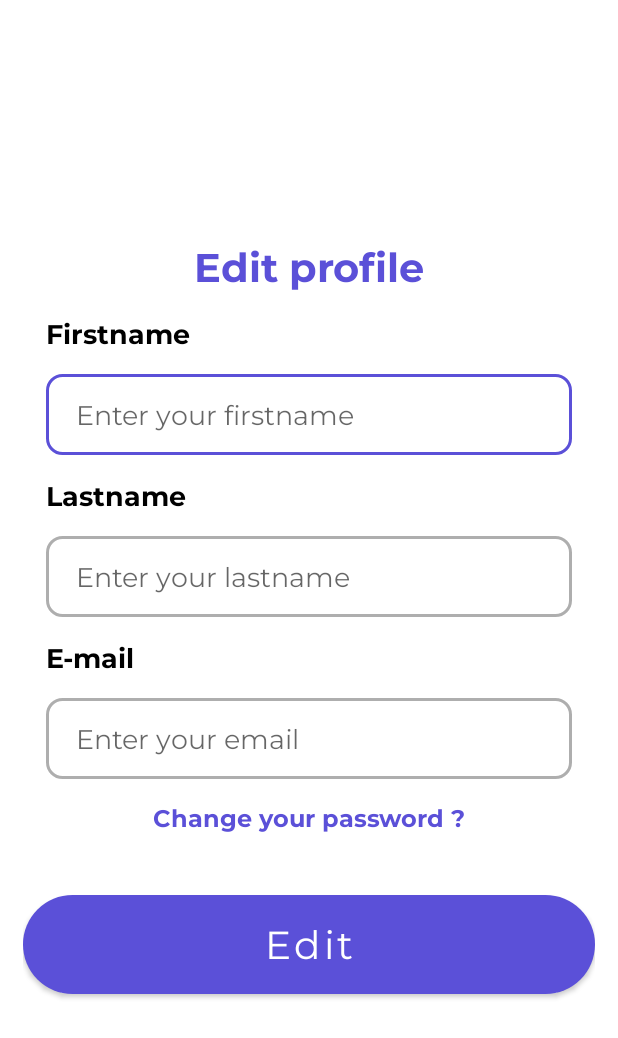
After one commit to bairemkh/najahni-android, an Android app: the EditProfileActivity screen opened directly, with no data from a screen before it, on a phone screen of 412 x 824 dp. The commit adds this screen. Shown: the top 1038 px of the screen. Run offline under Robolectric (Android 15) with nearby library versions, the phone set to English and light mode, and no system bars.

Commit message:
fix edit profile without image and mail verification

```diff
--- a/app/src/main/AndroidManifest.xml
+++ b/app/src/main/AndroidManifest.xml
@@ -15,6 +15,12 @@
         android:theme="@style/Theme.Najahni"
         android:usesCleartextTraffic="true"
         tools:targetApi="31">
+        <activity
+            android:name=".views.changepassword.ChangePasswordActivity"
+            android:exported="false" />
+        <activity
+            android:name=".views.editProfile.EditProfileActivity"
+            android:exported="false" />
         <activity
             android:name=".views.resetpassword.ResetPasswordActivity"
             android:exported="false" />
--- /dev/null
+++ b/app/src/main/java/com/example/najahni/views/editProfile/EditProfileActivity.kt
@@ -0,0 +1,55 @@
+package com.example.najahni.views.editProfile
+
+import android.content.Context
+import android.content.Intent
+import android.content.SharedPreferences
+import androidx.appcompat.app.AppCompatActivity
+import android.os.Bundle
+import android.widget.Button
+import android.widget.EditText
+import android.widget.TextView
+import android.widget.Toast
+import androidx.lifecycle.ViewModelProvider
+import com.example.najahni.R
+import com.example.najahni.bottombarnavigation.MainActivity
+import com.example.najahni.models.CurrentUser
+import com.example.najahni.utils.SharedPrefsNajahni
+import com.example.najahni.views.changepassword.ChangePasswordActivity
+
+class EditProfileActivity : AppCompatActivity() {
+    lateinit var viewModel : EditProfileViewModel
+    override fun onCreate(savedInstanceState: Bundle?) {
+        super.onCreate(savedInstanceState)
+        setContentView(R.layout.activity_edit_profile)
+        viewModel = ViewModelProvider(this)[EditProfileViewModel::class.java]
+        findViewById<EditText>(R.id.editfirstname).setText(CurrentUser.firstname)
+        findViewById<EditText>(R.id.editlastname).setText(CurrentUser.lastname)
+        findViewById<EditText>(R.id.editemail).setText(CurrentUser.email)
+        findViewById<TextView>(R.id.changepwd).setOnClickListener {
+            val intent = Intent(this, ChangePasswordActivity::class.java)
+            startActivity(intent)
+        }
+
+        findViewById<Button>(R.id.editbtn).setOnClickListener {
+            val sharedPreferences: SharedPreferences = getSharedPreferences(SharedPrefsNajahni.SHARED_PREFS, Context.MODE_PRIVATE)
+            val token = SharedPrefsNajahni.getToken(sharedPreferences)
+            viewModel.editProfile(
+                token,
+                findViewById<EditText>(R.id.editfirstname).text.toString(),
+                findViewById<EditText>(R.id.editlastname).text.toString(),
+                findViewById<EditText>(R.id.editemail).text.toString(),
+            )
+        }
+
+        viewModel.editSuccess.observe(this){
+            if(it){
+                CurrentUser.firstname = findViewById<EditText>(R.id.editfirstname).text.toString()
+                CurrentUser.lastname = findViewById<EditText>(R.id.editlastname).text.toString()
+                CurrentUser.email = findViewById<EditText>(R.id.editemail).text.toString()
+                Toast.makeText(this, viewModel.message.value, Toast.LENGTH_LONG).show()
+            } else {
+                Toast.makeText(this, viewModel.message.value, Toast.LENGTH_LONG).show()
+            }
+        }
+    }
+}
--- a/app/src/main/java/com/example/najahni/views/home/HomeFragment.kt
+++ b/app/src/main/java/com/example/najahni/views/home/HomeFragment.kt
@@ -28,6 +28,7 @@ class HomeFragment : Fragment() {
     ): View? {
         val view : View = inflater.inflate(R.layout.fragment_home, container, false)
         Picasso.get().load(Consts.BASE_URL1 + CurrentUser.image).into(view.findViewById<CircleImageView>(R.id.circle_imageView))
+        view.findViewById<TextView>(R.id.usernamehome).text =  CurrentUser.firstname + " " + CurrentUser.lastname
         val recycler = view.findViewById<RecyclerView>(R.id.recyclerView)
         viewModel = ViewModelProvider(this)[HomeViewModel::class.java]
         viewModel.getAllCourses{ list ->
--- /dev/null
+++ b/app/src/main/res/layout/activity_edit_profile.xml
@@ -0,0 +1,137 @@
+<?xml version="1.0" encoding="utf-8"?>
+<androidx.constraintlayout.widget.ConstraintLayout xmlns:android="http://schemas.android.com/apk/res/android"
+    xmlns:app="http://schemas.android.com/apk/res-auto"
+    xmlns:tools="http://schemas.android.com/tools"
+    android:layout_width="match_parent"
+    android:layout_height="match_parent"
+    tools:context=".views.editProfile.EditProfileActivity">
+
+    <LinearLayout
+        android:id="@+id/linearLayout5"
+        android:layout_width="0dp"
+        android:layout_height="0dp"
+        android:layout_margin="15dp"
+        android:layout_marginStart="14dp"
+        android:layout_marginTop="14dp"
+        android:layout_marginEnd="14dp"
+        android:layout_marginBottom="14dp"
+        android:gravity="center"
+        android:orientation="vertical"
+        app:layout_constraintBottom_toBottomOf="parent"
+        app:layout_constraintEnd_toEndOf="parent"
+        app:layout_constraintStart_toStartOf="parent"
+        app:layout_constraintTop_toTopOf="parent">
+
+        <TextView
+            android:layout_width="match_parent"
+            android:layout_height="wrap_content"
+            android:fontFamily="@font/montserrat_bold"
+            android:text="@string/edit_profile"
+            android:textAlignment="center"
+            android:textColor="@color/primary_color"
+            android:textSize="12pt" />
+
+        <LinearLayout
+            android:layout_width="match_parent"
+            android:layout_height="wrap_content"
+            android:layout_gravity="center"
+            android:layout_margin="15sp"
+            android:gravity="center"
+            android:orientation="vertical">
+            <TextView
+                android:layout_width="wrap_content"
+                android:layout_height="match_parent"
+                android:fontFamily="@font/montserrat_bold"
+                android:textColor="@color/black"
+                android:textSize="8pt"
+                android:text="@string/firstname"
+                android:textAlignment="textStart"
+                android:layout_gravity="start"
+                android:layout_marginBottom="15sp"/>
+
+            <EditText
+                android:id="@+id/editfirstname"
+                android:layout_width="match_parent"
+                android:layout_height="wrap_content"
+                android:background="@drawable/edit_text_background"
+                android:elevation="2dp"
+                android:fontFamily="@font/montserrat_regular"
+                android:hint="@string/firstname_edit"
+                android:inputType="text"
+                android:paddingHorizontal="20dp"
+                android:paddingVertical="15dp"
+                android:layout_marginBottom="15sp"
+                android:textSize="18sp" />
+            <TextView
+                android:layout_width="wrap_content"
+                android:layout_height="match_parent"
+                android:fontFamily="@font/montserrat_bold"
+                android:textColor="@color/black"
+                android:textSize="8pt"
+                android:text="@string/lastname"
+                android:textAlignment="textStart"
+                android:layout_gravity="start"
+                android:layout_marginBottom="15sp"/>
+            <EditText
+                android:id="@+id/editlastname"
+                android:layout_width="match_parent"
+                android:layout_height="wrap_content"
+                android:background="@drawable/edit_text_background"
+                android:elevation="2dp"
+                android:fontFamily="@font/montserrat_regular"
+                android:hint="@string/lastname_edit"
+                android:inputType="text"
+                android:paddingHorizontal="20dp"
+                android:paddingVertical="15dp"
+                android:layout_marginBottom="15sp"
+                android:textSize="18sp" />
+            <TextView
+                android:layout_width="wrap_content"
+                android:layout_height="match_parent"
+                android:fontFamily="@font/montserrat_bold"
+                android:textColor="@color/black"
+                android:textSize="8pt"
+                android:text="E-mail"
+                android:textAlignment="textStart"
+                android:layout_gravity="start"
+                android:layout_marginBottom="15sp"/>
+            <EditText
+                android:id="@+id/editemail"
+                android:layout_width="match_parent"
+                android:layout_height="wrap_content"
+                android:background="@drawable/edit_text_background"
+                android:elevation="2dp"
+                android:fontFamily="@font/montserrat_regular"
+                android:hint="@string/email_edit"
+                android:inputType="textEmailAddress"
+                android:paddingHorizontal="20dp"
+                android:paddingVertical="15dp"
+                android:textSize="18sp" />
+
+            <TextView
+                android:id="@+id/changepwd"
+                android:layout_width="wrap_content"
+                android:layout_height="wrap_content"
+                android:layout_marginTop="15sp"
+                android:fontFamily="@font/montserrat_bold"
+                android:text="@string/change_password"
+                android:textColor="@color/primary_color"
+                android:textSize="16sp" />
+
+        </LinearLayout>
+
+        <Button
+            android:id="@+id/editbtn"
+            android:layout_width="match_parent"
+            android:layout_height="wrap_content"
+            android:layout_marginTop="25dp"
+            android:background="@drawable/filter_background"
+            android:fontFamily="@font/montserrat_regular"
+            android:paddingVertical="10dp"
+            android:text="@string/edit"
+            android:textAllCaps="false"
+            android:textColor="@color/white"
+            android:textSize="26sp" />
+    </LinearLayout>
+
+</androidx.constraintlayout.widget.ConstraintLayout>
--- a/app/src/main/res/values/strings.xml
+++ b/app/src/main/res/values/strings.xml
@@ -2,7 +2,10 @@
     <string name="app_name">Najahni</string>
     <string name="login">Login</string>
     <string name="send">Send</string>
+    <string name="edit">Edit</string>
     <string name="password">Password</string>
+    <string name="firstname">Firstname</string>
+    <string name="lastname">Lastname</string>
     <string name="home">Home</string>
     <string name="mycourses">My courses</string>
     <string name="cart">Cart</string>
@@ -13,8 +16,15 @@
     <string name="otp">Type the code to reset your password</string>
     <string name="otp_description">Otp</string>
     <string name="reset_password">Reset your password</string>
+    <string name="change_password_des">Change your password</string>
+    <string name="old_password">Enter your old password</string>
     <string name="new_password">Enter new password</string>
     <string name="confirm_password">Confirm password</string>
+    <string name="firstname_edit">Enter your firstname</string>
+    <string name="lastname_edit">Enter your lastname</string>
+    <string name="email_edit">Enter your email</string>
+    <string name="change_password">Change your password ?</string>
+    <string name="edit_profile">Edit profile</string>
     <!-- TODO: Remove or change this placeholder text -->
     <string name="hello_blank_fragment">Hello blank fragment</string>
 </resources>
```
Also changed, not shown: app/src/main/java/com/example/najahni/services/implementation/UserService.kt (+43 -0 lines), app/src/main/java/com/example/najahni/services/retrofitInterfaces/IUserRetrofit.kt (+17 -0 lines), app/src/main/java/com/example/najahni/views/changepassword/ChangePasswordActivity.kt (added, +45 -0 lines), app/src/main/java/com/example/najahni/views/changepassword/ChangePasswordViewModel.kt (added, +36 -0 lines), app/src/main/java/com/example/najahni/views/editProfile/EditProfileViewModel.kt (added, +37 -0 lines), app/src/main/java/com/example/najahni/views/profile/ProfileFragment.kt (+10 -0 lines), app/src/main/res/layout/activity_change_password.xml (added, +100 -0 lines).
